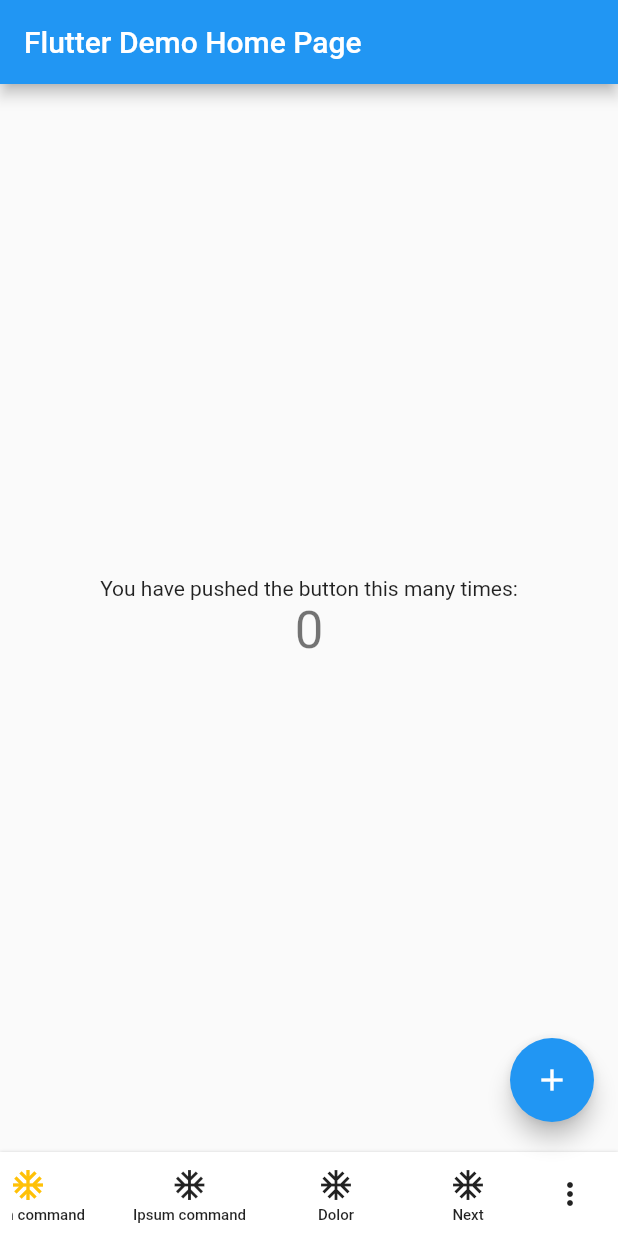
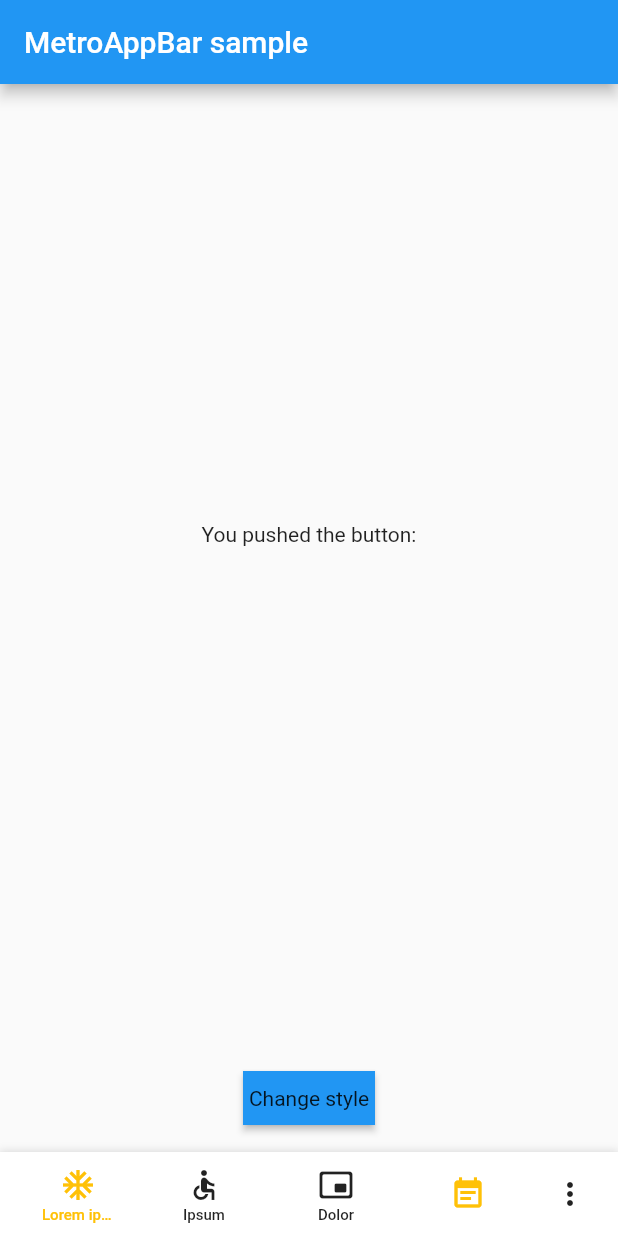
Before and after one commit to flankb/metro_appbar, a Flutter app: the screen it shows after launch, on a phone screen of 412 x 824 dp. Run offline on Flutter 3.47's test engine with Material 2 defaults, Android fonts, the phone set to English and light mode, and no system bars.

Commit message:
UI upgrades

```diff
--- a/example/lib/main.dart
+++ b/example/lib/main.dart
@@ -10,93 +10,73 @@ class MyApp extends StatelessWidget {
   @override
   Widget build(BuildContext context) {
     return MaterialApp(
-      title: 'Flutter Demo',
+      title: 'MetroAppBar sample',
       theme: ThemeData(
-        // This is the theme of your application.
-        //
-        // Try running your application with "flutter run". You'll see the
-        // application has a blue toolbar. Then, without quitting the app, try
-        // changing the primarySwatch below to Colors.green and then invoke
-        // "hot reload" (press "r" in the console where you ran "flutter run",
-        // or simply save your changes to "hot reload" in a Flutter IDE).
-        // Notice that the counter didn't reset back to zero; the application
-        // is not restarted.
         primarySwatch: Colors.blue,
-        // This makes the visual density adapt to the platform that you run
-        // the app on. For desktop platforms, the controls will be smaller and
-        // closer together (more dense) than on mobile platforms.
+        //brightness: Brightness.dark,
         visualDensity: VisualDensity.adaptivePlatformDensity,
       ),
-      home: MyHomePage(title: 'Flutter Demo Home Page'),
+      home: MyHomePage(title: 'MetroAppBar sample'),
     );
   }
 }
 
 class MyHomePage extends StatefulWidget {
   MyHomePage({Key key, this.title}) : super(key: key);
-
-  // This widget is the home page of your application. It is stateful, meaning
-  // that it has a State object (defined below) that contains fields that affect
-  // how it looks.
-
-  // This class is the configuration for the state. It holds the values (in this
-  // case the title) provided by the parent (in this case the App widget) and
-  // used by the build method of the State. Fields in a Widget subclass are
-  // always marked "final".
-
   final String title;
 
   @override
   _MyHomePageState createState() => _MyHomePageState();
 }
 
+class AppBarStyle {
+  final Color color;
+  final Color firstButtonColor;
+  final double height;
+
+  AppBarStyle(this.color, this.firstButtonColor, this.height);
+}
+
 class _MyHomePageState extends State<MyHomePage> {
-  int _counter = 0;
+  List<AppBarStyle> _styles = [
+    AppBarStyle(null, Colors.amber, null),
+    AppBarStyle(Colors.pink[50], Colors.green, 60),
+    AppBarStyle(Colors.green[100], Colors.purple, 72),
+    AppBarStyle(Colors.red, Colors.cyan, null),
+    AppBarStyle(Colors.amber, Colors.white, null),
+  ];
 
-  void _incrementCounter() {
+  String _pushedButtonText = "";
+  AppBarStyle _currentStyle;
+
+  void _setPushedButtonText(String text) {
     setState(() {
-      // This call to setState tells the Flutter framework that something has
-      // changed in this State, which causes it to rerun the build method below
-      // so that the display can reflect the updated values. If we changed
-      // _counter without calling setState(), then the build method would not be
-      // called again, and so nothing would appear to happen.
-      _counter++;
+      _pushedButtonText = text;
+    });
+  }
+
+  void _updateStyle() {
+    setState(() {
+      _currentStyle =
+          _styles[(_styles.indexOf(_currentStyle) + 1) % _styles.length];
     });
   }
 
   @override
+  void initState() {
+    super.initState();
+
+    _currentStyle = _styles[0];
+  }
+
+  @override
   Widget build(BuildContext context) {
-    // This method is rerun every time setState is called, for instance as done
-    // by the _incrementCounter method above.
-    //
-    // The Flutter framework has been optimized to make rerunning build methods
-    // fast, so that you can just rebuild anything that needs updating rather
-    // than having to individually change instances of widgets.
     return Scaffold(
       appBar: AppBar(
-        // Here we take the value from the MyHomePage object that was created by
-        // the App.build method, and use it to set our appbar title.
         title: Text(widget.title),
       ),
       body: Center(
-        // Center is a layout widget. It takes a single child and positions it
-        // in the middle of the parent.
         child: Column(
-          // Column is also a layout widget. It takes a list of children and
-          // arranges them vertically. By default, it sizes itself to fit its
-          // children horizontally, and tries to be as tall as its parent.
-          //
-          // Invoke "debug painting" (press "p" in the console, choose the
-          // "Toggle Debug Paint" action from the Flutter Inspector in Android
-          // Studio, or the "Toggle Debug Paint" command in Visual Studio Code)
-          // to see the wireframe for each widget.
-          //
-          // Column has various properties to control how it sizes itself and
-          // how it positions its children. Here we use mainAxisAlignment to
-          // center the children vertically; the main axis here is the vertical
-          // axis because Columns are vertical (the cross axis would be
-          // horizontal).
-          //mainAxisAlignment: MainAxisAlignment.center,
           children: <Widget>[
             Expanded(
                 child: Center(
@@ -104,50 +84,85 @@ class _MyHomePageState extends State<MyHomePage> {
                   mainAxisAlignment: MainAxisAlignment.center,
                   children: [
                     Text(
-                      'You have pushed the button this many times:',
+                      'You pushed the button:',
                     ),
                     Text(
-                      '$_counter',
+                      '$_pushedButtonText',
                       style: Theme.of(context).textTheme.headline4,
                     ),
                   ]),
             )),
+            Align(
+              alignment: Alignment.bottomCenter,
+              child: Padding(
+                padding: const EdgeInsets.all(12.0),
+                child: RawMaterialButton(
+                  onPressed: () {
+                    _updateStyle();
+                  },
+                  fillColor: Colors.blue,
+                  child: Text('Change style'),
+                ),
+              ),
+            ),
             MetroAppBar(
+              backgroundColor: _currentStyle.color,
+              height: _currentStyle.height,
               primaryCommands: [
                 PrimaryCommand(
-                    onPressed: () {},
+                    onPressed: () {
+                      _setPushedButtonText("Eiusmod");
+                    },
                     color: Colors.green,
                     pic: Icons.account_balance_rounded,
-                    text: "Command 1"),
+                    text: "Eiusmod"),
                 PrimaryCommand(
-                    onPressed: () {},
+                    onPressed: () {
+                      _setPushedButtonText("Lorem ipsum dolor");
+                    },
                     pic: Icons.ac_unit,
                     color: Colors.amber,
-                    text: "Lorem command"),
+                    width: 80,
+                    text: "Lorem ipsum dolor"),
                 PrimaryCommand(
-                    onPressed: () {},
-                    pic: Icons.ac_unit,
-                    text: "Ipsum command"),
+                    onPressed: () {
+                      _setPushedButtonText("Ipsum");
+                    },
+                    pic: Icons.accessible_outlined,
+                    text: "Ipsum"),
                 PrimaryCommand(
-                    onPressed: () {}, pic: Icons.ac_unit, text: "Dolor"),
+                    onPressed: () {
+                      _setPushedButtonText("Dolor");
+                    },
+                    pic: Icons.picture_in_picture_alt_rounded,
+                    text: "Dolor"),
                 PrimaryCommand(
-                    onPressed: () {}, pic: Icons.ac_unit, text: "Next")
+                  color: _currentStyle.firstButtonColor,
+                  onPressed: () {
+                    _setPushedButtonText("Empty");
+                  },
+                  pic: Icons.event_note, /*text: "Next"*/
+                )
               ],
               secondaryCommands: [
-                SecondaryCommand(onPressed: () {}, text: "Review")
+                SecondaryCommand(
+                    onPressed: () {
+                      _setPushedButtonText("Secondary");
+                    },
+                    text: "Secondary")
               ],
             ),
           ],
         ),
       ),
-      floatingActionButton: Padding(
-        padding: const EdgeInsets.only(bottom: 60.0),
-        child: FloatingActionButton(
-          onPressed: _incrementCounter,
-          tooltip: 'Increment',
-          child: Icon(Icons.add),
-        ),
-      ), // This trailing comma makes auto-formatting nicer for build methods.
+      // floatingActionButton: Padding(
+      //   padding: const EdgeInsets.only(bottom: 60.0),
+      //   child: FloatingActionButton(
+      //     onPressed: _incrementCounter,
+      //     tooltip: 'Increment',
+      //     child: Icon(Icons.add),
+      //   ),
+      // ), // This trailing comma makes auto-formatting nicer for build methods.
     );
   }
 }
--- a/lib/metro_appbar.dart
+++ b/lib/metro_appbar.dart
@@ -49,31 +49,35 @@ class PrimaryCommand extends StatelessWidget {
   final IconData pic;
   final Color color;
   final String text;
+  final double width;
 
   const PrimaryCommand({
     Key key,
     @required this.onPressed,
     @required this.pic,
     this.color,
-    @required this.text,
+    this.text,
+    this.width,
   }) : super(key: key);
 
   @override
   Widget build(BuildContext context) {
     return ConstrainedBox(
-      constraints: BoxConstraints(minHeight: 56, maxHeight: 56, maxWidth: 110),
+      constraints: BoxConstraints(
+          /*minHeight: 56, maxHeight: 56,*/ maxWidth: width ?? 96),
       child: FlatButton(
         onPressed: onPressed,
         child: Column(
           mainAxisAlignment: MainAxisAlignment.center,
           children: <Widget>[
             SizedBox(height: 28, child: Icon(pic, color: color)),
-            Text(
-              text,
-              maxLines: 1,
-              style: TextStyle(fontSize: 10), // Add color?
-              overflow: TextOverflow.ellipsis,
-            )
+            if (text != null)
+              Text(
+                text,
+                maxLines: 1,
+                style: TextStyle(fontSize: 10, color: color), // Add color?
+                overflow: TextOverflow.ellipsis,
+              )
           ],
         ),
       ),
@@ -82,15 +86,17 @@ class PrimaryCommand extends StatelessWidget {
 }
 
 class MetroAppBar extends StatefulWidget {
-  final Color backgroundColor;
   final List<Widget> primaryCommands;
   final List<Widget> secondaryCommands;
+  final Color backgroundColor;
+  final double height;
 
   const MetroAppBar(
       {Key key,
       @required this.primaryCommands,
       this.secondaryCommands,
-      this.backgroundColor})
+      this.backgroundColor,
+      this.height})
       : super(key: key);
 
   @override
@@ -99,34 +105,57 @@ class MetroAppBar extends StatefulWidget {
 
 class _MetroAppBarState extends State<MetroAppBar>
     with SingleTickerProviderStateMixin {
-  Map<int, Widget> _secondaryCommandWraps;
+  Map<int, Widget> _secondaryCommandWraps = Map();
+  double _backgroundColorLuminance;
+
+  _updateProperties() {
+    _secondaryCommandWraps.clear();
+    _backgroundColorLuminance = widget.backgroundColor == null
+        ? 1
+        : widget.backgroundColor.computeLuminance();
+
+    widget.secondaryCommands.asMap().forEach((index, value) {
+      _secondaryCommandWraps[index] = value;
+    });
+
+    debugPrint("Luminance $_backgroundColorLuminance");
+  }
 
   @override
   void initState() {
     super.initState();
+    _updateProperties();
+  }
 
-    // Сделаем словарь к которому по ключу генерируемой команды привяжем Виджет
-    // TODO Проверить, что перестраивается при ребилде
-    widget.secondaryCommands.asMap().forEach((index, value) {
-      _secondaryCommandWraps[index] = value;
-    });
+  @override
+  void didUpdateWidget(covariant MetroAppBar oldWidget) {
+    super.didUpdateWidget(oldWidget);
+    _updateProperties();
   }
 
   @override
   Widget build(BuildContext context) {
+    final theme = Theme.of(context);
+
     return Container(
-      height: 56,
+      height: widget.height ?? 56,
       width: double.infinity,
       decoration: BoxDecoration(
-          color: Theme.of(context).bottomAppBarColor,
+          color: widget.backgroundColor ??
+              (theme != null ? theme.bottomAppBarColor : Colors.white),
           boxShadow: [
             BoxShadow(
-              color: Theme.of(context).brightness == Brightness.dark
+              color: theme != null && theme.brightness == Brightness.dark
                   ? const Color(0xff3F3C3C)
                   : const Color(0xffd3d3d3),
-              blurRadius: 1.0,
-              spreadRadius: 0.0,
-              offset: Offset(0.3, 0.3), // shadow direction: bottom right
+              //color: Colors.grey,
+              blurRadius: 5.5 - _backgroundColorLuminance,
+              spreadRadius: 0.5,
+              offset: Offset(
+                  0,
+                  0.5 -
+                      (1 - _backgroundColorLuminance) *
+                          2), // shadow direction: bottom right
             )
           ],
           borderRadius: new BorderRadius.horizontal(
@@ -147,6 +176,10 @@ class _MetroAppBarState extends State<MetroAppBar>
                 widget.secondaryCommands != null &&
                         widget.secondaryCommands.any((element) => true)
                     ? PopupMenuButton<int>(
+                        color: widget.backgroundColor ??
+                            (theme != null
+                                ? theme.bottomAppBarColor
+                                : Colors.white),
                         onSelected: (command) {
                           // Определить нужную команду
                           final cmdWidget = _secondaryCommandWraps[command];
```
